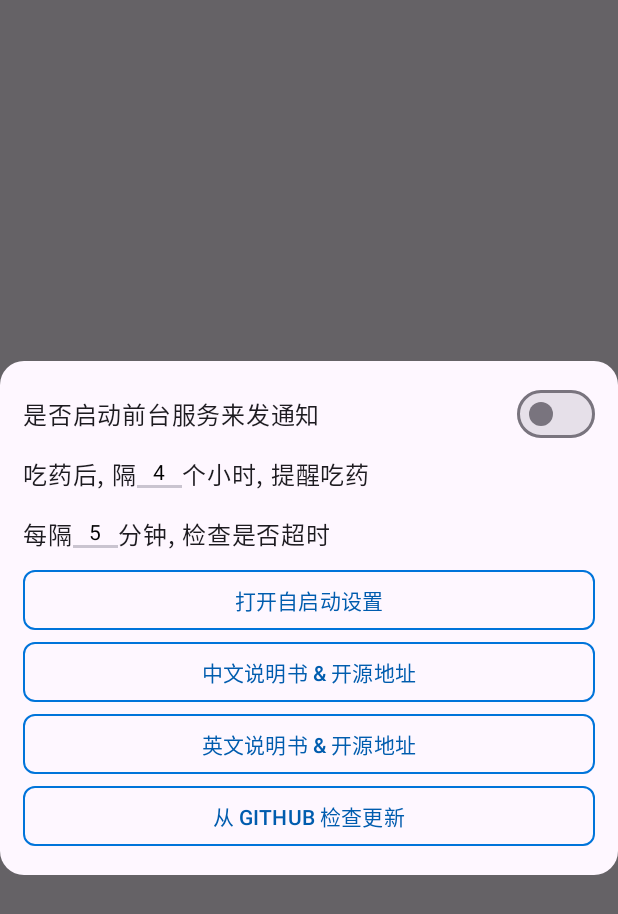
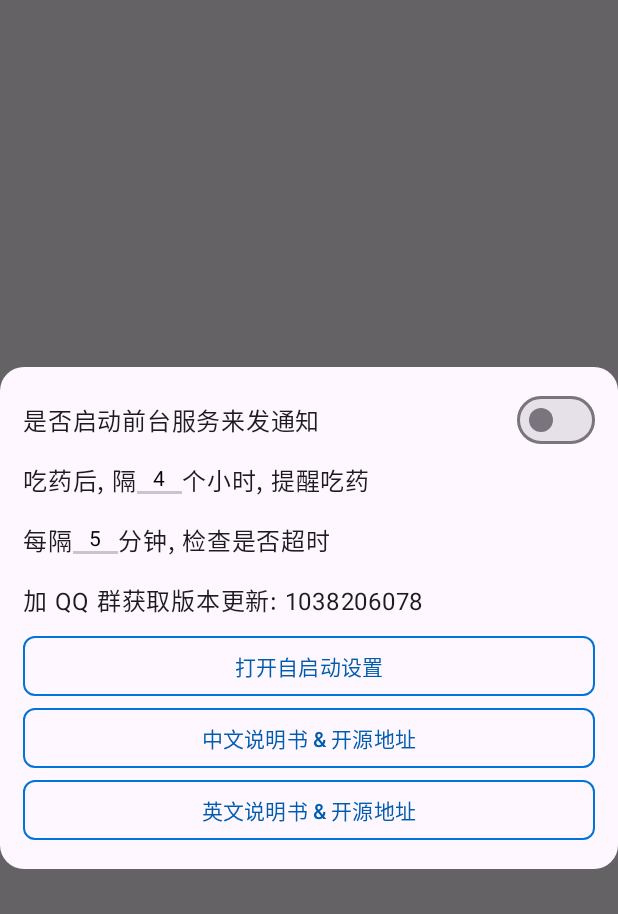
Before and after one commit to HHsomeHand/did-i-take-my-meds, an Android app built with Jetpack Compose: the screen it shows after launch (MainActivity), after a tap on "高级设置", on a phone screen of 412 x 824 dp. Shown: the top 914 px of the screen. Run offline under Robolectric (Android 15) with nearby library versions, the phone set to English and light mode, and no system bars; libraries missing offline, so code that uses them is left out: com.judemanutd.autostarter, com.permissionx.guolindev; 1 statement that could not run was skipped.

Commit message:
release: v1.1.0

```diff
--- a/app/build.gradle.kts
+++ b/app/build.gradle.kts
@@ -66,8 +66,4 @@ dependencies({
     implementation("androidx.lifecycle:lifecycle-viewmodel-compose:2.9.0")
 
     implementation("com.github.judemanutd:autostarter:1.1.0")
-
-    implementation("com.github.javiersantos:AppUpdater:2.7")
-
-
 })
--- a/app/src/main/java/com/github/hhsomehand/ui/MedNotificationSection.kt
+++ b/app/src/main/java/com/github/hhsomehand/ui/MedNotificationSection.kt
@@ -6,6 +6,7 @@ import androidx.compose.foundation.layout.Column
 import androidx.compose.foundation.layout.Row
 import androidx.compose.foundation.layout.fillMaxWidth
 import androidx.compose.foundation.layout.width
+import androidx.compose.foundation.text.selection.SelectionContainer
 import androidx.compose.material3.Switch
 import androidx.compose.material3.Text
 import androidx.compose.runtime.Composable
@@ -33,10 +34,7 @@ import com.github.hhsomehand.utils.MedicationReminderWorker
 import com.github.hhsomehand.utils.openUrl
 import com.github.hhsomehand.utils.rememberSharedState
 import com.github.hhsomehand.viewmodel.HomeViewModel
-import com.github.javiersantos.appupdater.AppUpdater
-import com.github.javiersantos.appupdater.enums.UpdateFrom
 import com.judemanutd.autostarter.AutoStartPermissionHelper
-import com.github.javiersantos.appupdater.enums.Display
 
 @Composable
 fun MedNotificationSection() {
@@ -154,6 +152,16 @@ fun MedNotificationSection() {
                 Text(text = "分钟, 检查是否超时")
             }
 
+            Row(
+                verticalAlignment = Alignment.CenterVertically,
+                modifier = ConfigRowHeight
+            ) {
+                SelectionContainer {
+                    Text("加 QQ 群获取版本更新: 1038206078")
+                }
+
+            }
+
             CornOutlinedButton(
                 onClick = {
                     AutoStartPermissionHelper.getInstance().getAutoStartPermission(context)
@@ -184,20 +192,6 @@ fun MedNotificationSection() {
             ) {
                 Text("英文说明书 & 开源地址")
             }
-
-            CornOutlinedButton(
-                onClick = {
-                    AppUpdater(context)
-                        .setDisplay(Display.DIALOG)
-                        .setUpdateFrom(UpdateFrom.GITHUB)
-                        .setGitHubUserAndRepo("HHsomeHand", "did-i-take-my-meds")
-                        .start()
-                },
-                modifier = Modifier
-                    .fillMaxWidth()
-            ) {
-                Text("从 GITHUB 检查更新")
-            }
         }
     }
 }
--- a/app/src/main/java/com/github/hhsomehand/ui/RecordSection.kt
+++ b/app/src/main/java/com/github/hhsomehand/ui/RecordSection.kt
@@ -324,7 +324,7 @@ fun MedRecordDisplayer(
                 style = MaterialTheme.typography.titleSmall,
                 modifier = Modifier
                     .align(Alignment.Top)
-                    .offset(y = 3.dp)
+                    .offset(y = 5.dp)
             )
 
             Spacer(Modifier.width(6.dp))
--- a/app/src/main/res/values/themes.xml
+++ b/app/src/main/res/values/themes.xml
@@ -1,5 +1,9 @@
 <?xml version="1.0" encoding="utf-8"?>
 <resources>
 
-    <style name="Theme.Diditakemymeds" parent="Theme.AppCompat.NoActionBar" />
+    <style name="Theme.Diditakemymeds" parent="Theme.AppCompat.NoActionBar">
+        <item name="android:windowBackground">
+            #faf9ff
+        </item>
+    </style>
 </resources>
```
